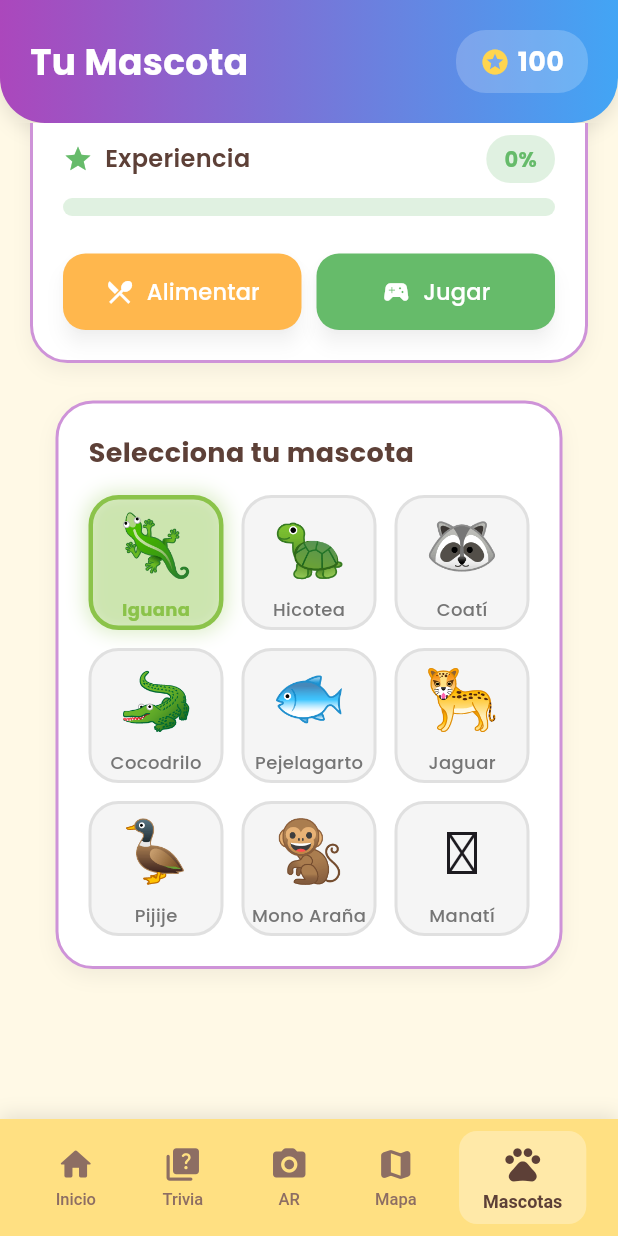
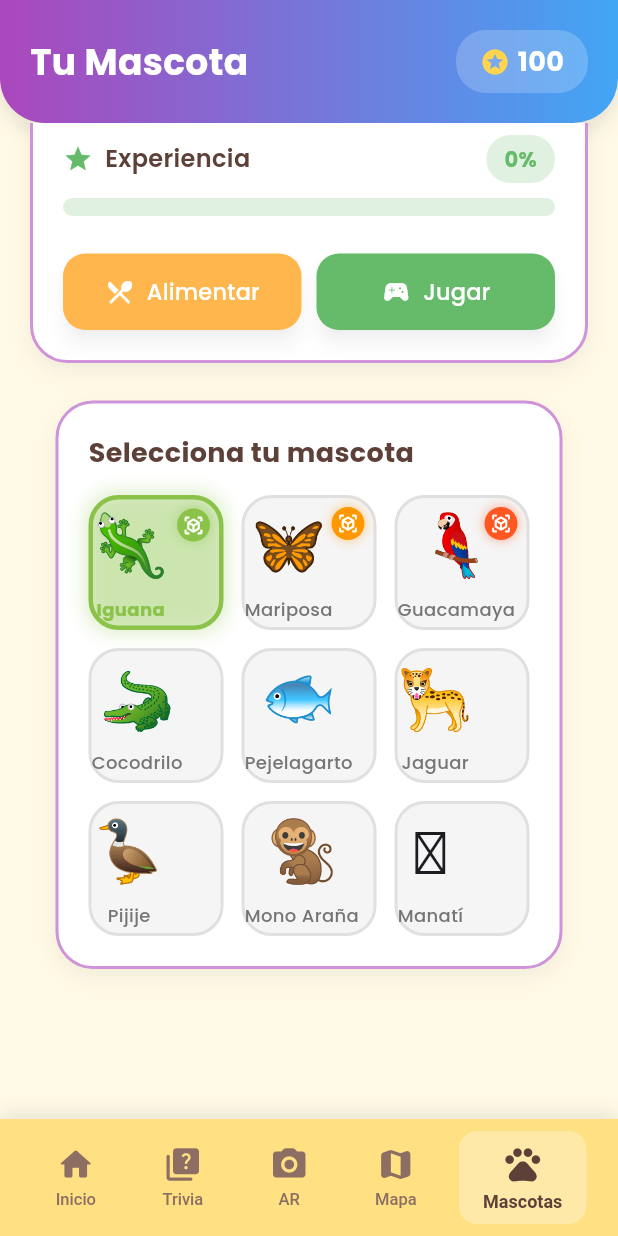
Before and after one commit to Manuel-Prg/explora_villahermosa, a Flutter app: the screen it shows after launch, item 5 of the bottom bar chosen, scrolled down 483 dp, on a phone screen of 412 x 824 dp. Run offline on Flutter 3.47's test engine with Material 3 defaults, Android fonts, the light colour scheme and no system bars; our stand-ins replace flutter_map, google_fonts, latlong2; missing offline and left inert: model_viewer_plus.

Commit message:
Refactor: se modifico la pantalla de mascotas

```diff
--- a/lib/main.dart
+++ b/lib/main.dart
@@ -175,7 +175,7 @@ class _SplashScreenState extends State<SplashScreen>
                           ],
                         ),
                         child: Image.asset(
-                          'assets/logo/logo_sinFondo.png',
+                          'assets/logo/logo.jpg',
                           width: 140, // <-- Ajusta el tamaño de tu logo
                           fit: BoxFit.contain,
                         ),
--- a/lib/providers/app_provider.dart
+++ b/lib/providers/app_provider.dart
@@ -23,8 +23,10 @@ class AppProvider extends ChangeNotifier {
 
   // Mascotas desbloqueadas
   final List<String> _unlockedPets = [
+    'hicotea',
     'iguana',
-    'hicotea',
+    'mariposa',
+    'guacamaya',
     'coati',
     'cocodrilo',
     'pejelagarto',
--- a/lib/screens/pets_screen.dart
+++ b/lib/screens/pets_screen.dart
@@ -1,6 +1,7 @@
 import 'package:flutter/material.dart';
 import 'package:provider/provider.dart';
 import '../providers/app_provider.dart';
+import 'package:model_viewer_plus/model_viewer_plus.dart';
 import 'dart:math' as math;
 
 class PetsScreen extends StatefulWidget {
@@ -11,86 +12,111 @@ class PetsScreen extends StatefulWidget {
 }
 
 class _PetsScreenState extends State<PetsScreen> with TickerProviderStateMixin {
+  // Controladores de animación
   late AnimationController _floatingController;
   late AnimationController _heartController;
   late AnimationController _rotateController;
   late AnimationController _pulseController;
+
+  // Animaciones
   late Animation<double> _floatingAnimation;
   late Animation<double> _rotateAnimation;
   late Animation<double> _pulseAnimation;
+
+  // Estados
   bool showHearts = false;
   bool showSparkles = false;
+  bool show3DViewer = false;
 
+  // Lista de mascotas
   final List<Map<String, dynamic>> pets = [
     {
       'id': 'iguana',
       'icon': Icons.park,
       'name': 'Iguana',
-      'color': const Color(0xFF8BC34A), // Verde claro
+      'color': const Color(0xFF8BC34A),
       'emoji': '🦎',
+      'model': 'assets/models/iguana.glb',
+      'hasModel': true, // ✅ TIENE MODELO
+      'animationName': null,
     },
     {
-      'id': 'hicotea',
-      'icon': Icons.water,
-      'name': 'Hicotea',
-      'color': const Color(0xFF795548), // Café
-      'emoji': '🐢',
+      'id': 'mariposa',
+      'icon': Icons.flutter_dash,
+      'name': 'Mariposa',
+      'color': const Color(0xFFFF9800),
+      'emoji': '🦋',
+      'model': 'assets/models/mariposa.glb',
+      'hasModel': true, // ✅ TIENE MODELO
+      'animationName': null,
     },
     {
-      'id': 'coati',
-      'icon': Icons.forest,
-      'name': 'Coatí',
-      'color': const Color(0xFFFF9800), // Naranja
-      'emoji': '🦝', // Emoji de mapache (el más parecido)
+      'id': 'guacamaya',
+      'icon': Icons.air,
+      'name': 'Guacamaya',
+      'color': const Color(0xFFFF5722),
+      'emoji': '🦜',
+      'model': 'assets/models/guacamaya.glb',
+      'hasModel': true, // ✅ TIENE MODELO
+      'animationName': null,
     },
     {
       'id': 'cocodrilo',
       'icon': Icons.water_drop,
       'name': 'Cocodrilo',
-      'color': const Color(0xFF4CAF50), // Verde oscuro
+      'color': const Color(0xFF4CAF50),
       'emoji': '🐊',
+      'hasModel': false,
     },
     {
       'id': 'pejelagarto',
       'icon': Icons.waves,
       'name': 'Pejelagarto',
-      'color': const Color(0xFF607D8B), // Gris azulado
+      'color': const Color(0xFF607D8B),
       'emoji': '🐟',
+      'hasModel': false,
     },
     {
       'id': 'jaguar',
       'icon': Icons.nightlight_round,
       'name': 'Jaguar',
-      'color': const Color(0xFFFFC107), // Ámbar/Dorado
+      'color': const Color(0xFFFFC107),
       'emoji': '🐆',
+      'hasModel': false,
     },
     {
       'id': 'pijije',
       'icon': Icons.air,
       'name': 'Pijije',
-      'color': const Color(0xFF00BCD4), // Cyan
+      'color': const Color(0xFF00BCD4),
       'emoji': '🦆',
+      'hasModel': false,
     },
     {
       'id': 'mono_arana',
       'icon': Icons.park,
       'name': 'Mono Araña',
-      'color': const Color(0xFFE65100), // Naranja oscuro
+      'color': const Color(0xFFE65100),
       'emoji': '🐒',
+      'hasModel': false,
     },
     {
       'id': 'manati',
       'icon': Icons.scuba_diving,
       'name': 'Manatí',
-      'color': const Color(0xFF4FC3F7), // Azul claro
-      'emoji': '🦭', // Emoji de foca (el más parecido)
+      'color': const Color(0xFF4FC3F7),
+      'emoji': '🦭',
+      'hasModel': false,
     },
   ];
 
   @override
   void initState() {
     super.initState();
+    _initializeAnimations();
+  }
 
+  void _initializeAnimations() {
     _floatingController = AnimationController(
       duration: const Duration(milliseconds: 2000),
       vsync: this,
@@ -138,6 +164,7 @@ class _PetsScreenState extends State<PetsScreen> with TickerProviderStateMixin {
       showHearts = true;
       showSparkles = true;
     });
+
     _heartController.forward(from: 0);
     _rotateController.forward(from: 0);
 
@@ -167,12 +194,8 @@ class _PetsScreenState extends State<PetsScreen> with TickerProviderStateMixin {
             _buildHeader(provider, screenWidth),
             Expanded(
               child: SingleChildScrollView(
-                padding: EdgeInsets.fromLTRB(
-                  20,
-                  20,
-                  20,
-                  isSmallScreen ? 12 : 20,
-                ),
+                padding:
+                    EdgeInsets.fromLTRB(20, 20, 20, isSmallScreen ? 12 : 20),
                 child: Column(
                   children: [
                     _buildPetDisplay(provider, screenWidth, isSmallScreen),
@@ -261,22 +284,46 @@ class _PetsScreenState extends State<PetsScreen> with TickerProviderStateMixin {
       AppProvider provider, double screenWidth, bool isSmallScreen) {
     final selectedPet = pets.firstWhere(
       (pet) => pet['id'] == provider.selectedPet,
-      orElse: () => pets.first, // <--- AÑADE ESTO
+      orElse: () => pets.first,
     );
 
     final displayHeight = isSmallScreen ? 300.0 : 350.0;
+    final hasModel = selectedPet['hasModel'] == true;
 
+    return Stack(
+      children: [
+        // Vista 3D en pantalla completa
+        if (show3DViewer && hasModel)
+          SizedBox(
+            height: displayHeight,
+            child: _build3DViewer(selectedPet),
+          ),
+
+        // Vista normal con emoji
+        if (!show3DViewer)
+          _buildEmojiView(
+              selectedPet, displayHeight, isSmallScreen, hasModel, provider),
+
+        // Botón flotante de cerrar (solo en modo 3D)
+        if (show3DViewer && hasModel)
+          Positioned(
+            top: 15,
+            right: 15,
+            child: _buildCloseButton(),
+          ),
+      ],
+    );
+  }
+
+  Widget _buildEmojiView(
+    Map<String, dynamic> selectedPet,
+    double displayHeight,
+    bool isSmallScreen,
+    bool hasModel,
+    AppProvider provider,
+  ) {
     return GestureDetector(
-      onTap: () {
-        _triggerHappiness();
-        ScaffoldMessenger.of(context).showSnackBar(
-          const SnackBar(
-            content: Text('¡Tu mascota está feliz! 💕'),
-            duration: Duration(seconds: 1),
-            behavior: SnackBarBehavior.floating,
-          ),
-        );
-      },
+      onTap: () => _handlePetTap(hasModel),
       child: Container(
         height: displayHeight,
         decoration: BoxDecoration(
@@ -300,7 +347,35 @@ class _PetsScreenState extends State<PetsScreen> with TickerProviderStateMixin {
         ),
         child: Stack(
           children: [
-            // Decorative circles
+            ..._buildDecorativeCircles(),
+            if (showSparkles) ..._buildSparkles(),
+            if (showHearts) ..._buildFloatingHearts(),
+            _buildAnimatedPet(selectedPet, isSmallScreen, hasModel, provider),
+            _buildSoundButton(),
+            _buildTapIndicator(isSmallScreen, hasModel),
+          ],
+        ),
+      ),
+    );
+  }
+
+  void _handlePetTap(bool hasModel) {
+    if (hasModel) {
+      setState(() => show3DViewer = true);
+    } else {
+      _triggerHappiness();
+      ScaffoldMessenger.of(context).showSnackBar(
+        const SnackBar(
+          content: Text('¡Tu mascota está feliz! 💕'),
+          duration: Duration(seconds: 1),
+          behavior: SnackBarBehavior.floating,
+        ),
+      );
+    }
+  }
+
+  List<Widget> _buildDecorativeCircles() {
+    return [
       Positioned(
         top: -50,
         right: -50,
@@ -325,15 +400,16 @@ class _PetsScreenState extends State<PetsScreen> with TickerProviderStateMixin {
           ),
         ),
       ),
+    ];
+  }
 
-            // Sparkles
-            if (showSparkles) ..._buildSparkles(),
-
-            // Floating hearts animation
-            if (showHearts) ..._buildFloatingHearts(),
-
-            // Pet with emoji and animations
-            Center(
+  Widget _buildAnimatedPet(
+    Map<String, dynamic> selectedPet,
+    bool isSmallScreen,
+    bool hasModel,
+    AppProvider provider,
+  ) {
+    return Center(
       child: AnimatedBuilder(
         animation: Listenable.merge([
           _floatingAnimation,
@@ -350,57 +426,7 @@ class _PetsScreenState extends State<PetsScreen> with TickerProviderStateMixin {
                 child: Column(
                   mainAxisAlignment: MainAxisAlignment.center,
                   children: [
-                            // Animated pet container
-                            Container(
-                              width: 200,
-                              height: 200,
-                              decoration: BoxDecoration(
-                                color: Colors.white,
-                                shape: BoxShape.circle,
-                                boxShadow: [
-                                  BoxShadow(
-                                    color:
-                                        selectedPet['color'].withOpacity(0.3),
-                                    blurRadius: 30,
-                                    spreadRadius: 10,
-                                  ),
-                                ],
-                              ),
-                              child: Stack(
-                                alignment: Alignment.center,
-                                children: [
-                                  // Emoji grande
-                                  Text(
-                                    selectedPet['emoji'],
-                                    style: const TextStyle(fontSize: 120),
-                                  ),
-                                  // Ícono decorativo pequeño
-                                  Positioned(
-                                    bottom: 20,
-                                    right: 20,
-                                    child: Container(
-                                      padding: const EdgeInsets.all(8),
-                                      decoration: BoxDecoration(
-                                        color: selectedPet['color'],
-                                        shape: BoxShape.circle,
-                                        boxShadow: [
-                                          BoxShadow(
-                                            color: selectedPet['color']
-                                                .withOpacity(0.5),
-                                            blurRadius: 10,
-                                          ),
-                                        ],
-                                      ),
-                                      child: Icon(
-                                        selectedPet['icon'],
-                                        color: Colors.white,
-                                        size: 24,
-                                      ),
-                                    ),
-                                  ),
-                                ],
-                              ),
-                            ),
+                    _buildPetCircle(selectedPet, hasModel),
                     SizedBox(height: isSmallScreen ? 15 : 20),
                     Text(
                       provider.petName,
@@ -418,11 +444,71 @@ class _PetsScreenState extends State<PetsScreen> with TickerProviderStateMixin {
                       ),
                     ),
                     const SizedBox(height: 4),
-                            Container(
-                              padding: const EdgeInsets.symmetric(
-                                horizontal: 16,
-                                vertical: 6,
+                    _buildLevelBadge(selectedPet, provider, isSmallScreen),
+                  ],
                 ),
+              ),
+            ),
+          );
+        },
+      ),
+    );
+  }
+
+  Widget _buildPetCircle(Map<String, dynamic> selectedPet, bool hasModel) {
+    return Container(
+      width: 200,
+      height: 200,
+      decoration: BoxDecoration(
+        color: Colors.white,
+        shape: BoxShape.circle,
+        boxShadow: [
+          BoxShadow(
+            color: selectedPet['color'].withOpacity(0.3),
+            blurRadius: 30,
+            spreadRadius: 10,
+          ),
+        ],
+      ),
+      child: Stack(
+        alignment: Alignment.center,
+        children: [
+          Text(
+            selectedPet['emoji'],
+            style: const TextStyle(fontSize: 120),
+          ),
+          if (hasModel)
+            Positioned(
+              bottom: 20,
+              right: 20,
+              child: Container(
+                padding: const EdgeInsets.all(8),
+                decoration: BoxDecoration(
+                  color: selectedPet['color'],
+                  shape: BoxShape.circle,
+                  boxShadow: [
+                    BoxShadow(
+                      color: selectedPet['color'].withOpacity(0.5),
+                      blurRadius: 10,
+                    ),
+                  ],
+                ),
+                child: const Icon(
+                  Icons.view_in_ar,
+                  color: Colors.white,
+                  size: 24,
+                ),
+              ),
+            ),
+        ],
+      ),
+    );
+  }
+
+  Widget _buildLevelBadge(Map<String, dynamic> selectedPet,
+      AppProvider provider, bool isSmallScreen) {
+    return Container(
+      padding: const EdgeInsets.symmetric(horizontal: 16, vertical: 6),
       decoration: BoxDecoration(
         color: Colors.white.withOpacity(0.9),
         borderRadius: BorderRadius.circular(20),
@@ -446,18 +532,11 @@ class _PetsScreenState extends State<PetsScreen> with TickerProviderStateMixin {
           ),
         ],
       ),
-                            ),
-                          ],
-                        ),
-                      ),
-                    ),
     );
-                },
-              ),
-            ),
+  }
 
-            // Sound button
-            Positioned(
+  Widget _buildSoundButton() {
+    return Positioned(
       top: 15,
       right: 15,
       child: Container(
@@ -476,19 +555,17 @@ class _PetsScreenState extends State<PetsScreen> with TickerProviderStateMixin {
           onPressed: _triggerHappiness,
         ),
       ),
-            ),
+    );
+  }
 
-            // Tap indicator
-            Positioned(
+  Widget _buildTapIndicator(bool isSmallScreen, bool hasModel) {
+    return Positioned(
       bottom: 15,
       left: 0,
       right: 0,
       child: Center(
         child: Container(
-                  padding: const EdgeInsets.symmetric(
-                    horizontal: 16,
-                    vertical: 8,
-                  ),
+          padding: const EdgeInsets.symmetric(horizontal: 16, vertical: 8),
           decoration: BoxDecoration(
             color: Colors.white.withOpacity(0.9),
             borderRadius: BorderRadius.circular(20),
@@ -503,13 +580,13 @@ class _PetsScreenState extends State<PetsScreen> with TickerProviderStateMixin {
             mainAxisSize: MainAxisSize.min,
             children: [
               Icon(
-                        Icons.touch_app,
+                hasModel ? Icons.view_in_ar : Icons.touch_app,
                 size: isSmallScreen ? 16 : 18,
                 color: Colors.purple.shade400,
               ),
               const SizedBox(width: 6),
               Text(
-                        'Toca a tu mascota',
+                hasModel ? 'Toca para ver en 3D' : 'Toca a tu mascota',
                 style: TextStyle(
                   fontSize: isSmallScreen ? 11 : 12,
                   fontWeight: FontWeight.w600,
@@ -520,8 +597,100 @@ class _PetsScreenState extends State<PetsScreen> with TickerProviderStateMixin {
           ),
         ),
       ),
+    );
+  }
+
+  Widget _build3DViewer(Map<String, dynamic> pet) {
+    return Container(
+      decoration: BoxDecoration(
+        color: Colors.grey[900],
+        borderRadius: BorderRadius.circular(30),
+        boxShadow: [
+          BoxShadow(
+            color: pet['color'].withOpacity(0.3),
+            blurRadius: 20,
+            spreadRadius: 5,
           ),
         ],
+      ),
+      child: ClipRRect(
+        borderRadius: BorderRadius.circular(30),
+        child: Stack(
+          children: [
+            ModelViewer(
+              backgroundColor: const Color(0xFF1A1A1A),
+              key: Key(pet['id']),
+              src: pet['model'],
+              alt: pet['name'],
+
+              // Configuración de animaciones
+              autoPlay: true,
+              animationName:
+                  null, // null = reproduce TODAS las animaciones del GLB
+
+              // Configuración de AR
+              ar: true,
+              arModes: const ['scene-viewer', 'webxr', 'quick-look'],
+
+              // Configuración de cámara
+              autoRotate:
+                  false, // Desactivar rotación automática para ver mejor la animación
+              cameraControls: true,
+              disableZoom: false,
+
+              // Configuración de carga
+              loading: Loading.eager,
+              reveal: Reveal.auto,
+
+              // Configuración visual
+              shadowIntensity: 1.0,
+              shadowSoftness: 0.8,
+              exposure: 1.0,
+
+              // Configuración de interacción
+              interactionPrompt: InteractionPrompt.auto,
+              interactionPromptThreshold: 3000,
+
+              // Configuración de escala y posición
+              cameraOrbit: 'auto auto auto', // Posición automática de cámara
+              fieldOfView: 'auto',
+
+              // Habilitar todas las animaciones
+              animationCrossfadeDuration: 300,
+            ),
+            // Indicador de carga
+            Center(
+              child: CircularProgressIndicator(
+                color: pet['color'],
+              ),
+            ),
+          ],
+        ),
+      ),
+    );
+  }
+
+  Widget _buildCloseButton() {
+    return GestureDetector(
+      onTap: () => setState(() => show3DViewer = false),
+      child: Container(
+        width: 50,
+        height: 50,
+        decoration: BoxDecoration(
+          shape: BoxShape.circle,
+          color: Colors.red.shade600,
+          boxShadow: [
+            BoxShadow(
+              color: Colors.red.withOpacity(0.5),
+              blurRadius: 15,
+              spreadRadius: 3,
+            ),
+          ],
+        ),
+        child: const Icon(
+          Icons.close,
+          size: 28,
+          color: Colors.white,
         ),
       ),
     );
@@ -625,23 +794,17 @@ class _PetsScreenState extends State<PetsScreen> with TickerProviderStateMixin {
               Expanded(
                 child: ElevatedButton.icon(
                   onPressed: () => _feedPet(provider),
-                  icon: Icon(
-                    Icons.restaurant_menu,
-                    size: isSmallScreen ? 18 : 20,
-                  ),
-                  label: Text(
-                    'Alimentar',
-                    style: TextStyle(fontSize: isSmallScreen ? 13 : 15),
-                  ),
+                  icon: Icon(Icons.restaurant_menu,
+                      size: isSmallScreen ? 18 : 20),
+                  label: Text('Alimentar',
+                      style: TextStyle(fontSize: isSmallScreen ? 13 : 15)),
                   style: ElevatedButton.styleFrom(
                     backgroundColor: const Color(0xFFFFB74D),
                     foregroundColor: Colors.white,
-                    padding: EdgeInsets.symmetric(
-                      vertical: isSmallScreen ? 12 : 15,
-                    ),
+                    padding:
+                        EdgeInsets.symmetric(vertical: isSmallScreen ? 12 : 15),
                     shape: RoundedRectangleBorder(
-                      borderRadius: BorderRadius.circular(15),
-                    ),
+                        borderRadius: BorderRadius.circular(15)),
                     elevation: 5,
                   ),
                 ),
@@ -650,23 +813,17 @@ class _PetsScreenState extends State<PetsScreen> with TickerProviderStateMixin {
               Expanded(
                 child: ElevatedButton.icon(
                   onPressed: () => _playWithPet(provider),
-                  icon: Icon(
-                    Icons.sports_esports,
-                    size: isSmallScreen ? 18 : 20,
-                  ),
-                  label: Text(
-                    'Jugar',
-                    style: TextStyle(fontSize: isSmallScreen ? 13 : 15),
-                  ),
+                  icon:
+                      Icon(Icons.sports_esports, size: isSmallScreen ? 18 : 20),
+                  label: Text('Jugar',
+                      style: TextStyle(fontSize: isSmallScreen ? 13 : 15)),
                   style: ElevatedButton.styleFrom(
                     backgroundColor: const Color(0xFF66BB6A),
                     foregroundColor: Colors.white,
-                    padding: EdgeInsets.symmetric(
-                      vertical: isSmallScreen ? 12 : 15,
-                    ),
+                    padding:
+                        EdgeInsets.symmetric(vertical: isSmallScreen ? 12 : 15),
                     shape: RoundedRectangleBorder(
-                      borderRadius: BorderRadius.circular(15),
-                    ),
+                        borderRadius: BorderRadius.circular(15)),
                     elevation: 5,
                   ),
                 ),
@@ -787,18 +944,29 @@ class _PetsScreenState extends State<PetsScreen> with TickerProviderStateMixin {
           ),
           SizedBox(height: isSmallScreen ? 12 : 15),
           Wrap(
-            alignment: WrapAlignment.spaceAround, // Alinea las tarjetas
-            spacing: 12.0, // Espacio horizontal entre tarjetas
-            runSpacing: 12.0, // Espacio vertical entre filas
+            alignment: WrapAlignment.spaceAround,
+            spacing: 12.0,
+            runSpacing: 12.0,
             children: pets.map((pet) {
               final isSelected = provider.selectedPet == pet['id'];
+              final hasModel = pet['hasModel'] == true;
+
               return GestureDetector(
                 onTap: () {
                   provider.selectPet(pet['id']);
                   _triggerHappiness();
                   ScaffoldMessenger.of(context).showSnackBar(
                     SnackBar(
-                      content: Text('Has seleccionado: ${pet['name']}'),
+                      content: Row(
+                        children: [
+                          Text('Has seleccionado: ${pet['name']}'),
+                          if (hasModel) ...[
+                            const SizedBox(width: 8),
+                            const Icon(Icons.view_in_ar,
+                                size: 16, color: Colors.white),
+                          ],
+                        ],
+                      ),
                       duration: const Duration(seconds: 1),
                       backgroundColor: pet['color'],
                       behavior: SnackBarBehavior.floating,
@@ -828,7 +996,9 @@ class _PetsScreenState extends State<PetsScreen> with TickerProviderStateMixin {
                           ]
                         : [],
                   ),
-                  child: Column(
+                  child: Stack(
+                    children: [
+                      Column(
                         mainAxisAlignment: MainAxisAlignment.center,
                         children: [
                           Text(
@@ -840,10 +1010,37 @@ class _PetsScreenState extends State<PetsScreen> with TickerProviderStateMixin {
                             pet['name'],
                             style: TextStyle(
                               fontSize: isSmallScreen ? 10 : 12,
-                          fontWeight:
-                              isSelected ? FontWeight.bold : FontWeight.w500,
-                          color:
-                              isSelected ? pet['color'] : Colors.grey.shade600,
+                              fontWeight: isSelected
+                                  ? FontWeight.bold
+                                  : FontWeight.w500,
+                              color: isSelected
+                                  ? pet['color']
+                                  : Colors.grey.shade600,
+                            ),
+                          ),
+                        ],
+                      ),
+                      if (hasModel)
+                        Positioned(
+                          top: 6,
+                          right: 6,
+                          child: Container(
+                            padding: const EdgeInsets.all(4),
+                            decoration: BoxDecoration(
+                              color: pet['color'],
+                              shape: BoxShape.circle,
+                              boxShadow: [
+                                BoxShadow(
+                                  color: pet['color'].withOpacity(0.5),
+                                  blurRadius: 6,
+                                ),
+                              ],
+                            ),
+                            child: const Icon(
+                              Icons.view_in_ar,
+                              size: 14,
+                              color: Colors.white,
+                            ),
                           ),
                         ),
                     ],
@@ -886,17 +1083,11 @@ class _PetsScreenState extends State<PetsScreen> with TickerProviderStateMixin {
   }
 
   void _showSuccessDialog(
-    String title,
-    String message,
-    IconData icon,
-    Color color,
-  ) {
+      String title, String message, IconData icon, Color color) {
     showDialog(
       context: context,
       builder: (context) => Dialog(
-        shape: RoundedRectangleBorder(
-          borderRadius: BorderRadius.circular(20),
-        ),
+        shape: RoundedRectangleBorder(borderRadius: BorderRadius.circular(20)),
         child: Padding(
           padding: const EdgeInsets.all(25),
           child: Column(
@@ -961,9 +1152,7 @@ class _PetsScreenState extends State<PetsScreen> with TickerProviderStateMixin {
     showDialog(
       context: context,
       builder: (context) => AlertDialog(
-        shape: RoundedRectangleBorder(
-          borderRadius: BorderRadius.circular(20),
-        ),
+        shape: RoundedRectangleBorder(borderRadius: BorderRadius.circular(20)),
         title: const Icon(Icons.error_outline, size: 50, color: Colors.red),
         content: Text(
           message,
--- a/pubspec.yaml
+++ b/pubspec.yaml
@@ -65,5 +65,5 @@ flutter:
 flutter_launcher_icons:
   android: true
   ios: true
-  image_path: "assets/logo/logo_sinFondo.png"
+  image_path: "assets/logo/logo.jpg"
   remove_alpha_ios: true
```
Also changed, not shown: pubspec.lock, 28 other files. Lines whose indentation alone changed are shown as unchanged.
